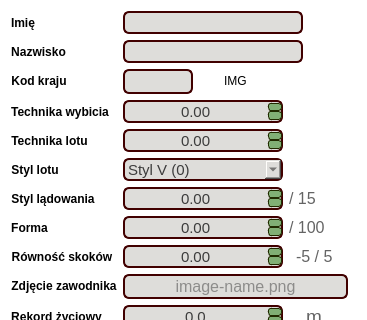
Above: source/UI/EditorWidgets/JumperEditorWidget.ui from SiekamCebule/sj-sim before the change; both pictures show x 0 to 367 and y 0 to 320 of the 367 by 602 pixel window. Below: the same form after it.
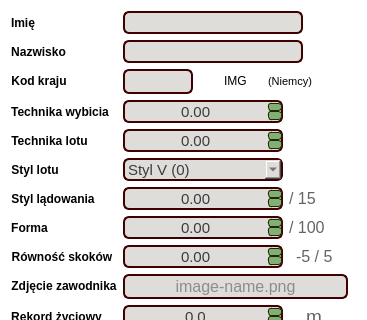
That is the form after the change.

Patch:
```diff
--- a/source/UI/EditorWidgets/JumperEditorWidget.ui
+++ b/source/UI/EditorWidgets/JumperEditorWidget.ui
@@ -321,6 +321,21 @@
            </property>
           </widget>
          </item>
+         <item>
+          <widget class="QLabel" name="label_countryName">
+           <property name="font">
+            <font>
+             <pointsize>8</pointsize>
+            </font>
+           </property>
+           <property name="styleSheet">
+            <string notr="true">color: blackl;</string>
+           </property>
+           <property name="text">
+            <string>(Niemcy)</string>
+           </property>
+          </widget>
+         </item>
          <item>
           <spacer name="horizontalSpacer_6">
            <property name="orientation">
```
